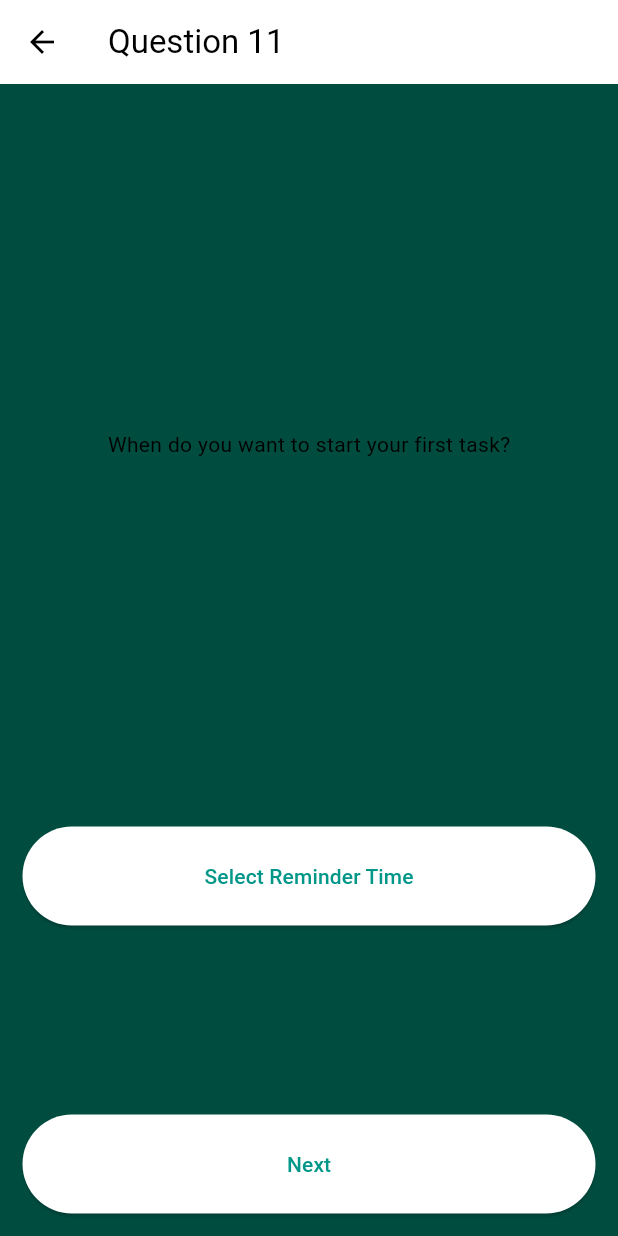
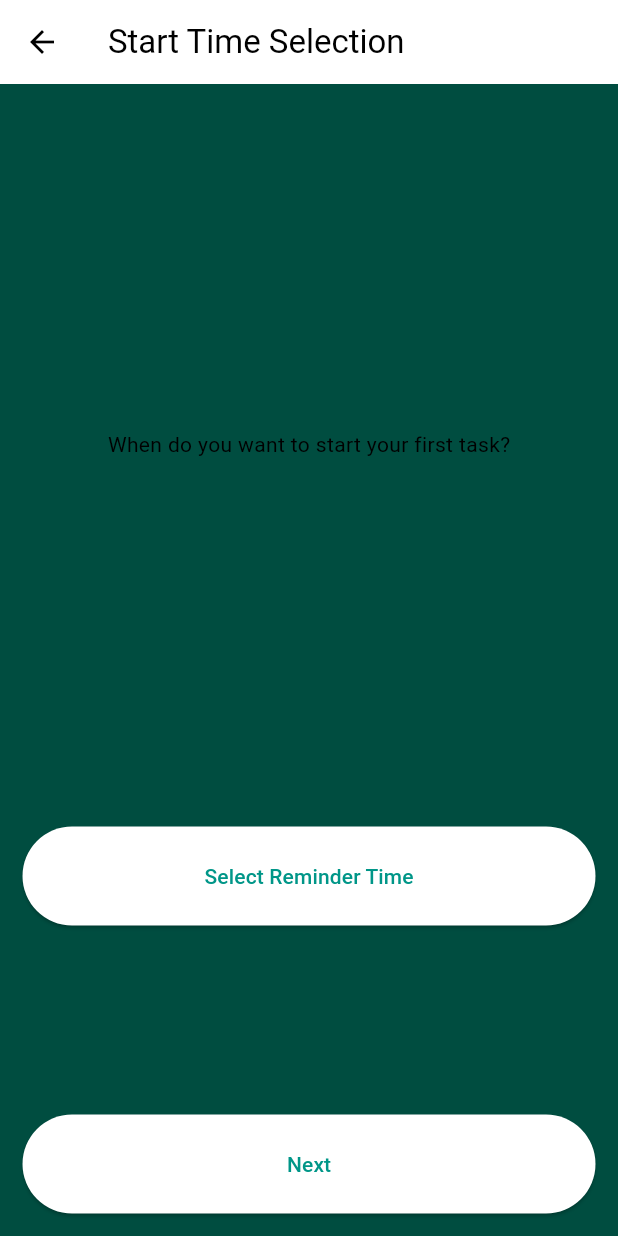
Before and after one commit to R1tMah/Schedule_Maker, a Flutter app: the EleventhQuestion screen opened directly, on a phone screen of 412 x 824 dp. Run offline on Flutter 3.47's test engine with Material 3 defaults, Android fonts, the phone set to English and light mode, and no system bars; our stand-ins replace shared_preferences, sqflite, table_calendar; missing offline and left inert: time_planner, time_range; accounts and stored records are empty.

```diff
--- a/lib/questions/question11.dart
+++ b/lib/questions/question11.dart
@@ -19,7 +19,7 @@ class EleventhQuestionState extends State<EleventhQuestion> {
   Widget build(BuildContext context) {
     return Scaffold(
       appBar: AppBar(
-        title: Text('Question 11'),
+        title: Text('Start Time Selection'),
       ),
       body: Column(
         mainAxisAlignment: MainAxisAlignment.spaceEvenly,
```
Also changed, not shown: lib/settings/settingspage.dart (+13 -0 lines).
